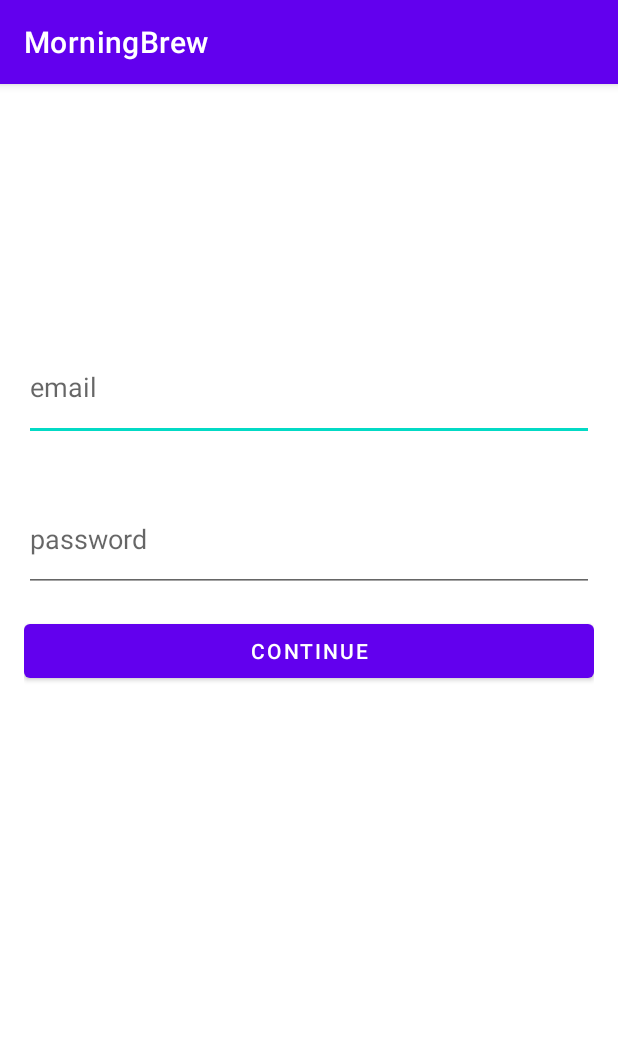
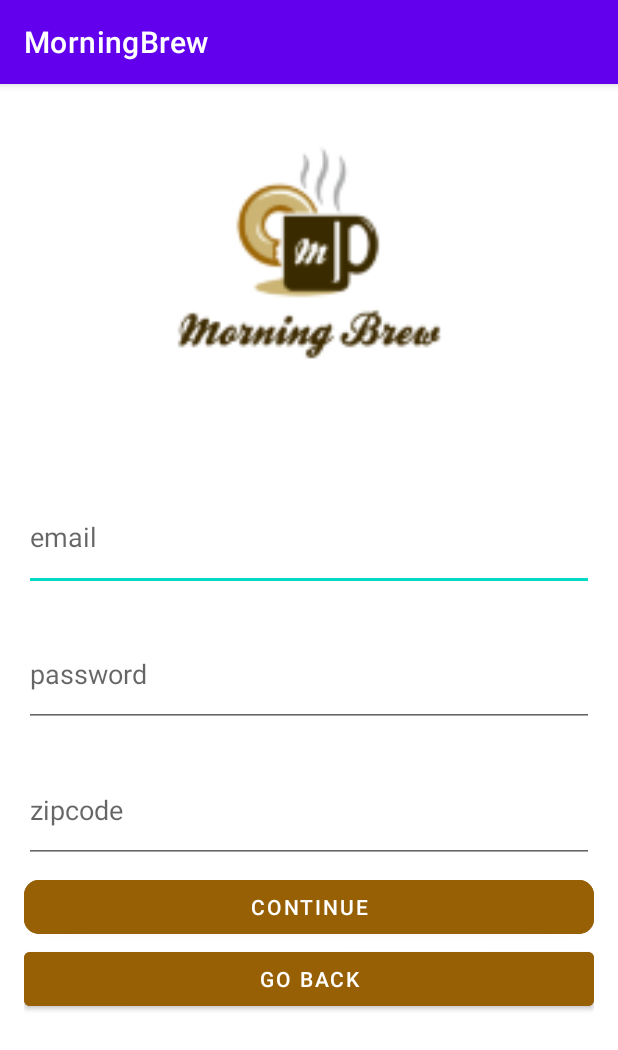
Before and after one commit to ThreeHighlanders/MorningBrew, an Android app: the RegisterUserActivity screen opened directly, with no data from a screen before it, on a phone screen of 412 x 824 dp. Shown: the top 1050 px of the screen. Run offline under Robolectric (Android 15) with nearby library versions, the phone set to English and light mode, and no system bars; libraries missing offline, so code that uses them is left out: com.parse.

Commit message:
added styling

```diff
--- a/app/src/main/java/com/example/morningbrew/BrewAdapter.java
+++ b/app/src/main/java/com/example/morningbrew/BrewAdapter.java
@@ -56,8 +56,8 @@ public class BrewAdapter extends RecyclerView.Adapter<BrewAdapter.ViewHolder> {
 
         public void bind(Brew brew) {
             tvDescription.setText(brew.getDescription());
-            tvHigh.setText(Integer.toString(brew.getHigh()));
-            tvLow.setText(Integer.toString(brew.getLow()));
+            tvHigh.setText("High: "+Integer.toString(brew.getHigh())+"°F");
+            tvLow.setText("Low: "+Integer.toString(brew.getLow())+"°F");
         }
     }
 }
--- a/app/src/main/java/com/example/morningbrew/BrewNotification.java
+++ b/app/src/main/java/com/example/morningbrew/BrewNotification.java
@@ -34,7 +34,7 @@ public class BrewNotification {
         NotificationCompat.Builder nBuilder = new NotificationCompat.Builder(notifContext, NOTIFICATION_CHANNEL_ID);
         nBuilder.setSmallIcon(R.drawable.ic_baseline_brew_24);
         nBuilder.setContentTitle("Morning Brew")
-                .setContentText(content)
+                .setContentText("High: 57, Low: 52, overcast clouds")
                 .setAutoCancel(false)
                 .setSound(Settings.System.DEFAULT_NOTIFICATION_URI)
                 .setPriority(NotificationCompat.PRIORITY_DEFAULT)
--- a/app/src/main/java/com/example/morningbrew/RegisterUserActivity.java
+++ b/app/src/main/java/com/example/morningbrew/RegisterUserActivity.java
@@ -18,7 +18,9 @@ public class RegisterUserActivity extends AppCompatActivity {
 
     private EditText registerEmail;
     private EditText registerPassword;
+    private EditText registerZip;
     private Button registerBtn;
+    private Button backBtn;
     public static final String TAG = "RegisterUserActivity";
 
     @Override
@@ -28,7 +30,9 @@ public class RegisterUserActivity extends AppCompatActivity {
 
         registerEmail = findViewById(R.id.regEmail);
         registerPassword = findViewById(R.id.regPassword);
+        registerZip = findViewById(R.id.regZip);
         registerBtn = findViewById(R.id.btnContinue);
+        backBtn = findViewById(R.id.btnBack);
 
         registerBtn.setOnClickListener(new View.OnClickListener() {
             @Override
@@ -36,16 +40,32 @@ public class RegisterUserActivity extends AppCompatActivity {
                 Log.i(TAG, "onClick continue button");
                 String email = registerEmail.getText().toString();
                 String pass = registerPassword.getText().toString();
-                registerUser(email, pass);
+                String zip = registerZip.getText().toString();
+                registerUser(email, pass, zip);
+            }
+        });
+
+        backBtn.setOnClickListener(new View.OnClickListener() {
+            @Override
+            public void onClick(View view) {
+                Log.i(TAG, "Onclick go back button");
+                goLoginActivity();
             }
         });
     }
 
-    private void registerUser(String email, String password) {
+    private void goLoginActivity() {
+        Intent i = new Intent(this, LoginActivity.class);
+        startActivity(i);
+        finish();
+    }
+
+    private void registerUser(String email, String password, String zip) {
         Log.i(TAG, "Attempting to register user "+ email);
         ParseUser user = new ParseUser();
         user.setUsername(email);
         user.setPassword(password);
+        user.put("zipcode", zip);
 
         user.signUpInBackground(new SignUpCallback() {
             @Override
--- a/app/src/main/java/com/example/morningbrew/fragments/HomeFragment.java
+++ b/app/src/main/java/com/example/morningbrew/fragments/HomeFragment.java
@@ -98,6 +98,7 @@ public class HomeFragment extends Fragment {
                     return;
                 }
                 for (Brew brew: brews) {
+                    //query brews for only the user, not all users
                     Log.i(TAG, "Brew: " + brew.getDescription() + ", username: " + brew.getUser().getUsername());
                 }
                 Log.i(TAG, "queryBrews2");
--- a/app/src/main/res/layout/activity_register.xml
+++ b/app/src/main/res/layout/activity_register.xml
@@ -9,12 +9,19 @@
     android:orientation="vertical"
     tools:context=".RegisterUserActivity">
 
+    <ImageView
+        android:id="@+id/imageView2"
+        android:layout_width="match_parent"
+        android:layout_height="200dp"
+        android:layout_weight="1"
+        app:srcCompat="@mipmap/ic_morning_brew" />
+
     <EditText
         android:id="@+id/regEmail"
         android:layout_width="match_parent"
         android:layout_height="72dp"
-        android:layout_marginTop="150dp"
-        android:layout_marginBottom="15dp"
+        android:layout_marginTop="50dp"
+        android:layout_marginBottom="5dp"
         android:layout_weight="1"
         android:ems="10"
         android:hint="email"
@@ -31,11 +38,32 @@
         android:hint="password"
         android:inputType="textPassword" />
 
+    <EditText
+        android:id="@+id/regZip"
+        android:layout_width="match_parent"
+        android:layout_height="70dp"
+        android:layout_marginTop="5dp"
+        android:layout_marginBottom="5dp"
+        android:layout_weight="1"
+        android:ems="10"
+        android:hint="zipcode"
+        android:inputType="text" />
+
     <Button
         android:id="@+id/btnContinue"
         android:layout_width="match_parent"
         android:layout_height="wrap_content"
         android:layout_weight="1"
-        android:text="Continue" />
+        android:backgroundTint="#976005"
+        android:text="Continue"
+        app:cornerRadius="10dp" />
+
+    <Button
+        android:id="@+id/btnBack"
+        android:layout_width="match_parent"
+        android:layout_height="wrap_content"
+        android:layout_weight="1"
+        android:backgroundTint="#976005"
+        android:text="Go back" />
 
 </LinearLayout>
--- a/app/src/main/res/menu/menu_top_navigation.xml
+++ b/app/src/main/res/menu/menu_top_navigation.xml
@@ -1,7 +1,7 @@
 <?xml version="1.0" encoding="utf-8"?>
-<menu
-    xmlns:app="http://schemas.android.com/apk/res-auto"
-    xmlns:android="http://schemas.android.com/apk/res/android">
+<menu xmlns:app="http://schemas.android.com/apk/res-auto"
+    xmlns:android="http://schemas.android.com/apk/res/android"
+    xmlns:tools="http://schemas.android.com/tools" >
     <item
         android:id="@+id/action_settings"
         android:icon="@drawable/ic_baseline_settings_24"
```
Also changed, not shown: app/src/main/res/layout/activity_login.xml (+9 -5 lines), app/src/main/res/layout/fragment_settings.xml (+16 -11 lines), app/src/main/res/layout/nav_header.xml (deleted, +0 -17 lines).
